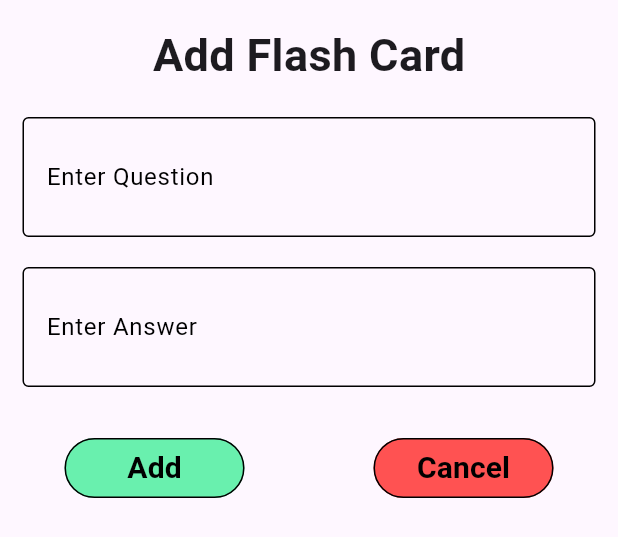
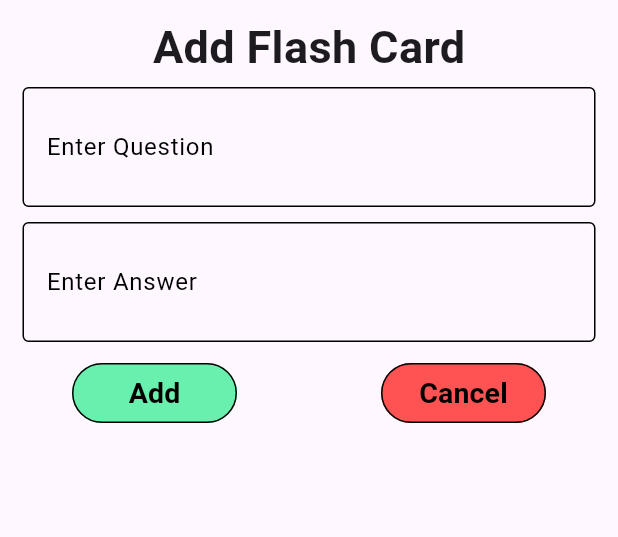
Before and after one commit to piyush-143/flashcard_app, a Flutter app: the CustomBottomSheet widget shown alone on an empty page, opened directly, on a phone screen of 412 x 824 dp. Shown: the top 537 px of the screen. Run offline on Flutter 3.47's test engine with Material 3 defaults, Android fonts, the phone set to English and light mode, and no system bars; our stand-ins replace carousel_slider, sqflite; missing offline and left inert: flash_card; accounts and stored records are empty.

Commit message:
updated code

```diff
--- a/lib/widgets/bottom_sheet.dart
+++ b/lib/widgets/bottom_sheet.dart
@@ -36,16 +36,20 @@ class _CustomBottomSheetState extends State<CustomBottomSheet> {
   }
 
   @override
-  Widget build(BuildContext context) {
+  void initState() {
+    // TODO: implement initState
+    super.initState();
     if (widget.isEdit) {
       queController.text = widget.que;
       ansController.text = widget.ans;
     }
-    return SizedBox(
-      height: 450,
-      width: double.infinity,
+  }
+
+  @override
+  Widget build(BuildContext context) {
+    return Expanded(
       child: Padding(
-        padding: const EdgeInsets.symmetric(horizontal: 15.0, vertical: 15),
+        padding: const EdgeInsets.symmetric(horizontal: 15.0, vertical: 10),
         child: Column(
           children: [
             Text(
@@ -53,7 +57,7 @@ class _CustomBottomSheetState extends State<CustomBottomSheet> {
               style: const TextStyle(fontSize: 30, fontWeight: FontWeight.w600),
             ),
             const SizedBox(
-              height: 20,
+              height: 5,
             ),
             Form(
               key: _formKey,
@@ -86,7 +90,7 @@ class _CustomBottomSheetState extends State<CustomBottomSheet> {
                     },
                   ),
                   const SizedBox(
-                    height: 20,
+                    height: 10,
                   ),
                   TextFormField(
                     controller: ansController,
@@ -118,7 +122,7 @@ class _CustomBottomSheetState extends State<CustomBottomSheet> {
               ),
             ),
             const SizedBox(
-              height: 30,
+              height: 10,
             ),
             Row(
               mainAxisAlignment: MainAxisAlignment.spaceEvenly,
--- a/lib/widgets/custom_button.dart
+++ b/lib/widgets/custom_button.dart
@@ -18,12 +18,12 @@ class CustomButton extends StatelessWidget {
           backgroundColor: bgColor,
           // shape:
           //     RoundedRectangleBorder(borderRadius: BorderRadius.circular(10)),
-          fixedSize: const Size(120, 20),
+          fixedSize: const Size(110, 20),
           side: const BorderSide(color: Colors.black)),
       child: Text(
         text,
         style: const TextStyle(
-            fontSize: 20, color: Colors.black, fontWeight: FontWeight.w600),
+            fontSize: 19, color: Colors.black, fontWeight: FontWeight.w600),
       ),
     );
   }
--- a/lib/widgets/custom_flashcard.dart
+++ b/lib/widgets/custom_flashcard.dart
@@ -29,14 +29,16 @@ class CustomFlashCard extends StatelessWidget {
         child: Consumer<DBProvider>(
           builder: (BuildContext ctx, DBProvider value, Widget? child) =>
               Padding(
-            padding: const EdgeInsets.all(20.0),
+            padding: const EdgeInsets.all(15.0),
             child: Text(
               isQue
                   ? "Question:\n${value.allData()[index][DBHelper.columnQuestion]}?"
                   : "Answer:\n${value.allData()[index][DBHelper.columnAnswer]}.",
               style: const TextStyle(
                   color: Colors.black,
-                  fontSize: 22,
+                  fontSize: 20,
+                  letterSpacing: 0.4,
+                  height: 1.2,
                   fontWeight: FontWeight.w700),
               textAlign: TextAlign.center,
             ),
```
Also changed, not shown: lib/database/local_database/db_helper.dart (+12 -3 lines), lib/view/home_view.dart (+12 -6 lines), lib/widgets/custom_dialog.dart (+5 -3 lines), 5 other files.
